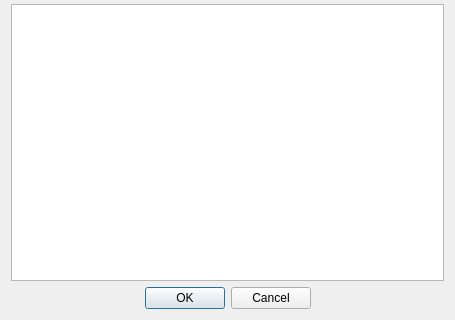
Above: ui/flags.ui from ngld/old-knossos before the change; both pictures show x 0 to 455 and y 187 to 507 of the 455 by 507 pixel window. Below: the same form after it.
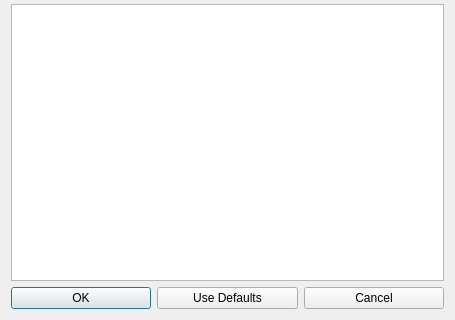
That is the form after the change.

The edit to the form file:
```diff
--- a/ui/flags.ui
+++ b/ui/flags.ui
@@ -88,17 +88,29 @@
     </widget>
    </item>
    <item>
-    <widget class="QDialogButtonBox" name="buttonBox">
-     <property name="orientation">
-      <enum>Qt::Horizontal</enum>
-     </property>
-     <property name="standardButtons">
-      <set>QDialogButtonBox::Cancel|QDialogButtonBox::Ok</set>
-     </property>
-     <property name="centerButtons">
-      <bool>true</bool>
-     </property>
-    </widget>
+    <layout class="QHBoxLayout" name="horizontalLayout">
+     <item>
+      <widget class="QPushButton" name="okButton">
+       <property name="text">
+        <string>OK</string>
+       </property>
+      </widget>
+     </item>
+     <item>
+      <widget class="QPushButton" name="defaultsButton">
+       <property name="text">
+        <string>Use Defaults</string>
+       </property>
+      </widget>
+     </item>
+     <item>
+      <widget class="QPushButton" name="cancelButton">
+       <property name="text">
+        <string>Cancel</string>
+       </property>
+      </widget>
+     </item>
+    </layout>
    </item>
   </layout>
  </widget>
```
Left out of the diff: 35 changed lines with no effect on the pictures.
